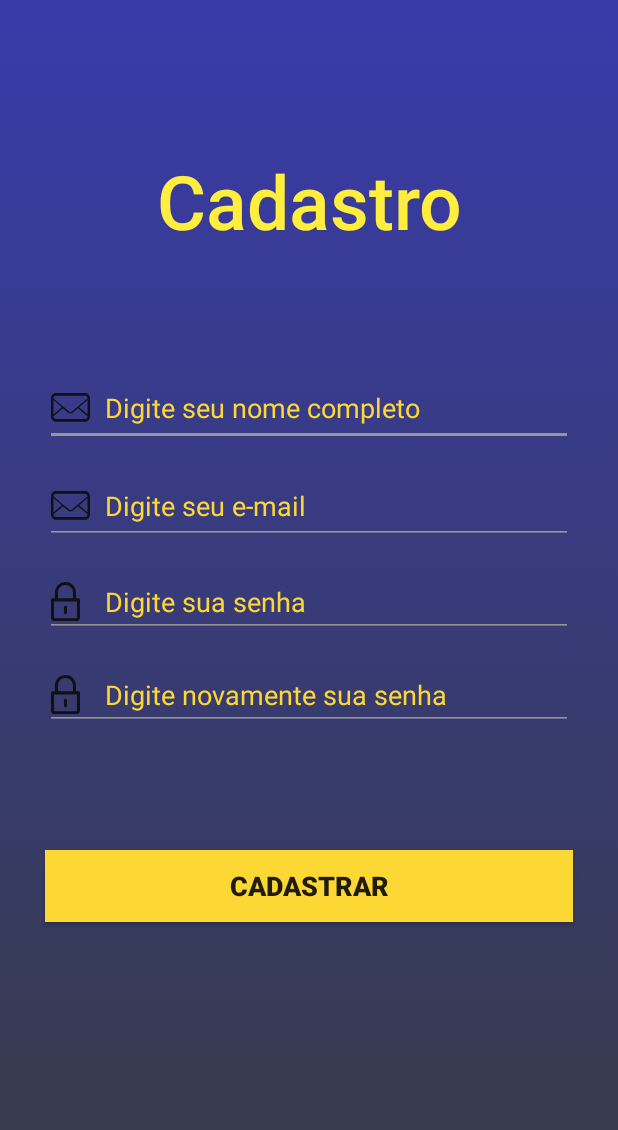
After one commit to gabriel-os/ScanNF, an Android app: the layout activity_singup.xml on its own in the app's theme, with its tools: preview values and no code run, on a phone screen of 412 x 824 dp. The commit adds this screen. Shown: the top 1130 px of the screen. Run offline under Robolectric (Android 15) with nearby library versions, the light colour scheme and no system bars.

Commit message:
Adding a sing up screen and all icons and colors necessaries (27052019.2). Adding a Firebase services

```diff
--- a/app/build.gradle
+++ b/app/build.gradle
@@ -1,3 +1,4 @@
+//noinspection GradleCompatible
 apply plugin: 'com.android.application'
 
 android {
@@ -22,8 +23,11 @@ dependencies {
     implementation fileTree(dir: 'libs', include: ['*.jar'])
     implementation 'com.android.support:appcompat-v7:28.0.0'
     implementation 'com.android.support.constraint:constraint-layout:1.1.3'
+    implementation 'com.google.firebase:firebase-auth:16.0.5'
     testImplementation 'junit:junit:4.12'
     androidTestImplementation 'com.android.support.test:runner:1.0.2'
     androidTestImplementation 'com.android.support.test.espresso:espresso-core:3.0.2'
     implementation 'com.android.support:recyclerview-v7:28.0.0'
+    implementation 'com.google.firebase:firebase-core:16.0.9'
 }
+apply plugin: 'com.google.gms.google-services'
--- a/app/src/main/AndroidManifest.xml
+++ b/app/src/main/AndroidManifest.xml
@@ -8,8 +8,11 @@
         android:label="@string/app_name"
         android:roundIcon="@mipmap/ic_launcher_round"
         android:supportsRtl="true"
+        android:screenOrientation="portrait"
         android:theme="@style/AppTheme">
-        <activity android:name=".MainActivity">
+        <activity
+            android:name=".MainActivity"
+            android:screenOrientation="portrait">
             <intent-filter>
                 <action android:name="android.intent.action.MAIN" />
 
--- /dev/null
+++ b/app/src/main/res/layout/activity_singup.xml
@@ -0,0 +1,105 @@
+<?xml version="1.0" encoding="utf-8"?><?xml version="1.0" encoding="utf-8"?>
+<android.support.constraint.ConstraintLayout xmlns:android="http://schemas.android.com/apk/res/android"
+    xmlns:app="http://schemas.android.com/apk/res-auto"
+    xmlns:tools="http://schemas.android.com/tools"
+    android:layout_width="match_parent"
+    android:layout_height="match_parent"
+    android:background="@drawable/background_login"
+
+    tools:context=".MainActivity">
+
+
+    <LinearLayout
+        android:layout_width="match_parent"
+        android:layout_height="match_parent"
+        android:orientation="vertical"
+
+        app:layout_constraintTop_toTopOf="parent"
+        tools:layout_editor_absoluteX="8dp">
+
+        <TextView
+            android:id="@+id/logoImagem"
+            android:layout_width="match_parent"
+            android:layout_height="wrap_content"
+            android:layout_marginTop="100dp"
+            android:text="@string/singup_head"
+            android:textAlignment="center"
+            android:textAppearance="@style/TextAppearance.AppCompat.Title"
+            android:textColor="@color/colorAccent"
+            android:textSize="50dp"
+            tools:ignore="MissingConstraints"
+            tools:layout_editor_absoluteX="-1dp"
+            tools:layout_editor_absoluteY="34dp" />
+
+        <EditText
+            android:id="@+id/signupName"
+            android:layout_width="match_parent"
+            android:layout_height="wrap_content"
+            android:layout_marginHorizontal="30dp"
+            android:layout_marginTop="80dp"
+            android:backgroundTint="@color/colorAccentSecundary"
+            android:drawableLeft="@drawable/ic_email"
+            android:drawablePadding="10dp"
+            android:ems="10"
+            android:hint="@string/singup_full_name"
+            android:inputType="textPersonName"
+            android:textColorHint="@color/colorAccentPastel" />
+
+        <EditText
+            android:id="@+id/signupEmail"
+            android:layout_width="match_parent"
+            android:layout_height="wrap_content"
+            android:layout_marginHorizontal="30dp"
+            android:layout_marginTop="15dp"
+            android:backgroundTint="@color/colorAccentSecundary"
+            android:drawableLeft="@drawable/ic_email"
+            android:drawablePadding="10dp"
+            android:ems="10"
+            android:hint="@string/singup_email"
+            android:inputType="textEmailAddress"
+            android:textColorHint="@color/colorAccentPastel" />
+
+        <EditText
+            android:id="@+id/singupPassword"
+            android:layout_width="match_parent"
+            android:layout_height="wrap_content"
+            android:layout_marginHorizontal="30dp"
+            android:layout_marginTop="15dp"
+            android:backgroundTint="@color/colorAccentSecundary"
+            android:drawableLeft="@drawable/ic_pass"
+            android:drawablePadding="10dp"
+            android:ems="10"
+            android:hint="@string/singup_pass"
+            android:inputType="textPassword"
+            android:textColorHint="@color/colorAccentPastel" />
+
+        <EditText
+            android:id="@+id/singupPasswordRepeat"
+            android:layout_width="match_parent"
+            android:layout_height="wrap_content"
+            android:layout_marginHorizontal="30dp"
+            android:layout_marginTop="15dp"
+            android:backgroundTint="@color/colorAccentSecundary"
+            android:drawableLeft="@drawable/ic_pass"
+            android:drawablePadding="10dp"
+            android:ems="10"
+            android:hint="@string/singup_pass_repeat"
+            android:inputType="textPassword"
+            android:textColorHint="@color/colorAccentPastel" />
+
+        <Button
+            android:id="@+id/btnCadastro"
+            android:layout_width="match_parent"
+            android:layout_height="wrap_content"
+            android:layout_marginHorizontal="30dp"
+            android:layout_marginTop="80dp"
+            android:background="@color/colorAccentPastel"
+            android:text="@string/main_btnCadastro"
+            android:textSize="18dp"
+            android:textStyle="bold" />
+
+
+    </LinearLayout>
+
+
+</android.support.constraint.ConstraintLayout>
--- a/app/src/main/res/values/strings.xml
+++ b/app/src/main/res/values/strings.xml
@@ -1,7 +1,12 @@
 <resources>
     <string name="app_name">ScanNF</string>
     <string name="main_email">Digite seu e-mail</string>
+    <string name="singup_email">Digite seu e-mail</string>
     <string name="main_pass">Digite sua senha</string>
+    <string name="singup_pass">Digite sua senha</string>
+    <string name="singup_pass_repeat">Digite novamente sua senha</string>
+    <string name="singup_full_name">Digite seu nome completo</string>
     <string name="main_btnLogin">Login</string>
     <string name="main_btnCadastro">Cadastrar</string>
+    <string name="singup_head">Cadastro</string>
 </resources>
--- a/build.gradle
+++ b/build.gradle
@@ -8,7 +8,7 @@ buildscript {
     }
     dependencies {
         classpath 'com.android.tools.build:gradle:3.4.1'
-
+        classpath 'com.google.gms:google-services:4.2.0'
         // NOTE: Do not place your application dependencies here; they belong
         // in the individual module build.gradle files
     }
```
Also changed, not shown: 1 other file.
